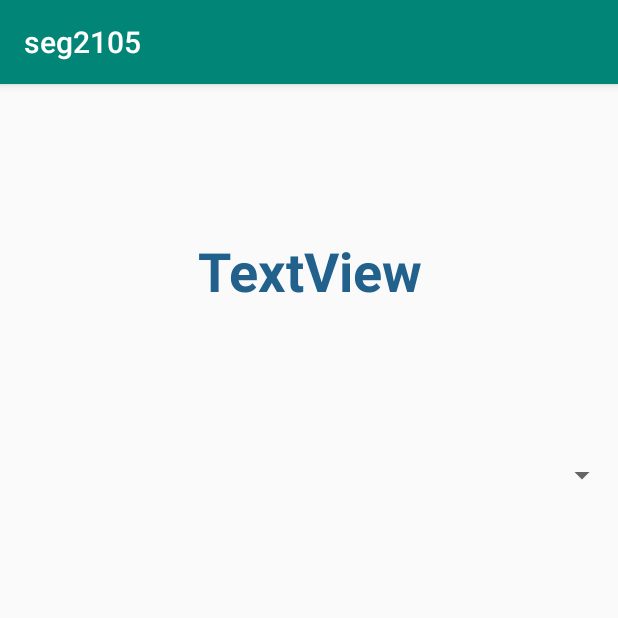
After one commit to nskha101/AndriodClinicServicesDemo, an Android app: the PatientRanking screen opened directly, with no data from a screen before it, on a phone screen of 412 x 824 dp, the top half of it. The commit adds this screen. Run offline under Robolectric (Android 15) with nearby library versions, the phone set to English and light mode, and no system bars.

Commit message:
ranking page made

```diff
--- a/app/src/main/AndroidManifest.xml
+++ b/app/src/main/AndroidManifest.xml
@@ -9,10 +9,11 @@
         android:roundIcon="@mipmap/ic_launcher_round"
         android:supportsRtl="true"
         android:theme="@style/AppTheme">
-        <activity android:name=".SearchClinicByService"></activity>
-        <activity android:name=".PatientScreen"></activity>
-        <activity android:name=".SearchClinicByAddress"></activity>
-        <activity android:name=".SearchClinicByWorkingHours"></activity>
+        <activity android:name=".PatientRanking"></activity>
+        <activity android:name=".SearchClinicByService" />
+        <activity android:name=".PatientScreen" />
+        <activity android:name=".SearchClinicByAddress" />
+        <activity android:name=".SearchClinicByWorkingHours" />
         <activity android:name=".ClinicWorkingHours" />
         <activity android:name=".EmployeeEditHours" />
         <activity android:name=".ChangeEmployeeInfo" />
--- a/app/src/main/java/com/example/seg2105/DeleteEmployeeService.java
+++ b/app/src/main/java/com/example/seg2105/DeleteEmployeeService.java
@@ -79,8 +79,6 @@ public class DeleteEmployeeService extends AppCompatActivity {
             textViews.add(newTextView);
             layout.addView(newTextView);
         }
-
-
     }
 
     public void onClick(View v){
--- /dev/null
+++ b/app/src/main/java/com/example/seg2105/PatientRanking.java
@@ -0,0 +1,15 @@
+package com.example.seg2105;
+
+import androidx.appcompat.app.AppCompatActivity;
+
+import android.os.Bundle;
+
+public class PatientRanking extends AppCompatActivity {
+
+    @Override
+    protected void onCreate(Bundle savedInstanceState) {
+        super.onCreate(savedInstanceState);
+        setContentView(R.layout.activity_patient_ranking);
+    }
+
+}
--- /dev/null
+++ b/app/src/main/res/layout/activity_patient_ranking.xml
@@ -0,0 +1,39 @@
+<?xml version="1.0" encoding="utf-8"?>
+<androidx.constraintlayout.widget.ConstraintLayout xmlns:android="http://schemas.android.com/apk/res/android"
+    xmlns:app="http://schemas.android.com/apk/res-auto"
+    xmlns:tools="http://schemas.android.com/tools"
+    android:layout_width="match_parent"
+    android:layout_height="match_parent"
+    tools:context=".PatientRanking">
+
+    <LinearLayout
+        android:layout_width="match_parent"
+        android:layout_height="match_parent"
+        android:orientation="vertical">
+
+        <Space
+            android:layout_width="wrap_content"
+            android:layout_height="100dp" />
+
+        <TextView
+            android:id="@+id/textView34"
+            android:layout_width="match_parent"
+            android:layout_height="wrap_content"
+            android:gravity="center|center_horizontal|center_vertical"
+            android:text="TextView"
+            android:textStyle="bold"
+            android:textColor="#21618C"
+            android:textSize="36sp"
+            tools:text="Rank Clinic" />
+
+        <Space
+            android:layout_width="match_parent"
+            android:layout_height="100dp" />
+
+        <Spinner
+            android:id="@+id/spinner"
+            android:layout_width="match_parent"
+            android:layout_height="wrap_content" />
+    </LinearLayout>
+
+</androidx.constraintlayout.widget.ConstraintLayout>
--- a/app/src/main/res/values/strings.xml
+++ b/app/src/main/res/values/strings.xml
@@ -6,5 +6,6 @@
     <string name="passwordHint">Password</string>
     <string name="buttonSignIn">Sign In</string>
     <string name="signInText">Sign In</string>
+    <string name="title_activity_patient_ranking_screen">PatientRankingScreen</string>
 
 </resources>
```
